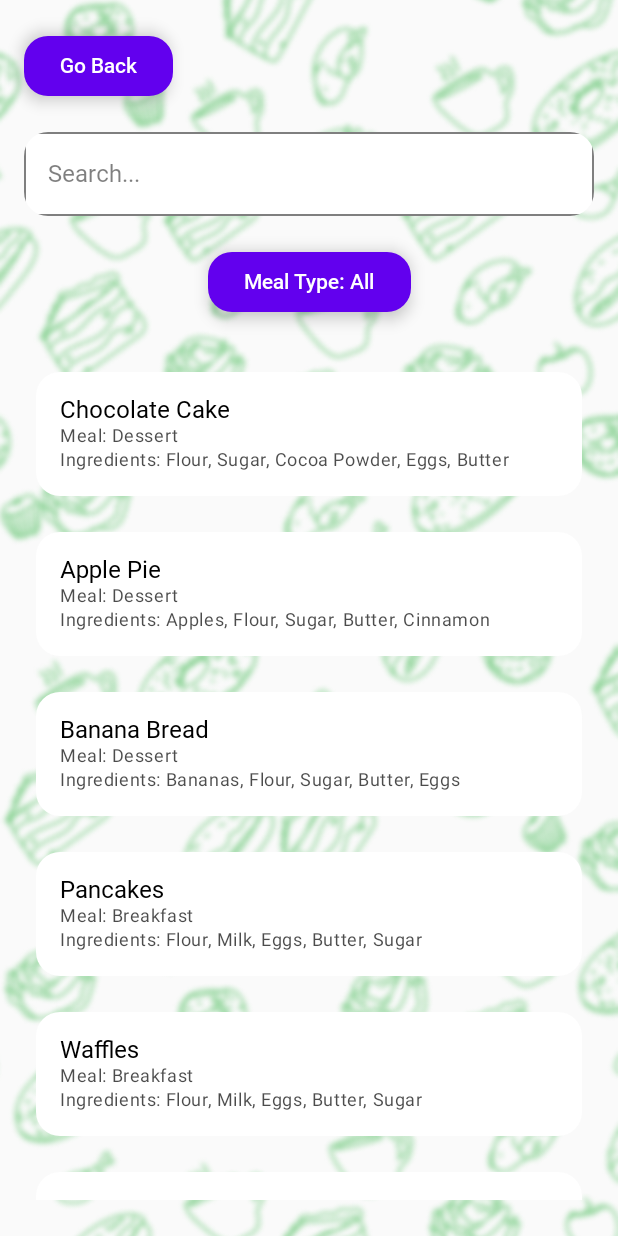
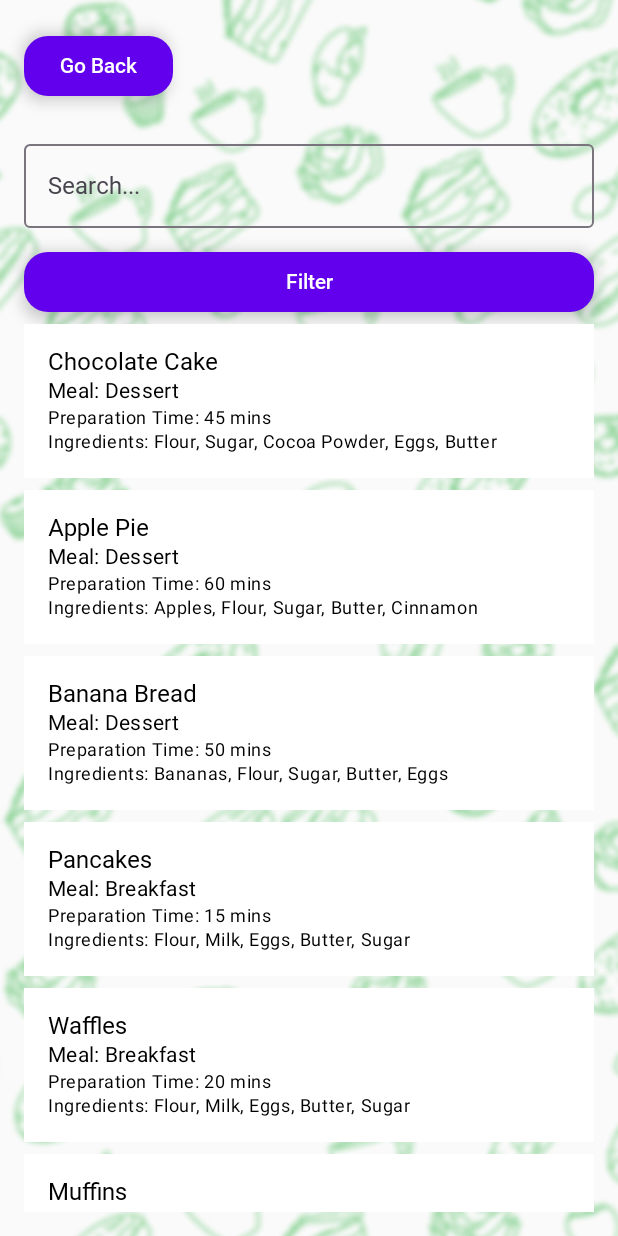
Before and after one commit to Defined0101/mobile, an Android app built with Jetpack Compose: the SearchScreen screen opened through its navigation route, on a phone screen of 412 x 824 dp. Run offline under Robolectric (Android 15) with nearby library versions, the phone set to English and light mode, and no system bars.

Commit message:
fix: changed filter functionality [FRS-76]

```diff
--- a/app/src/main/java/com/defined/mobile/ui/DummyRecipe.kt
+++ b/app/src/main/java/com/defined/mobile/ui/DummyRecipe.kt
@@ -3,5 +3,6 @@ package com.defined.mobile.ui
 data class DummyRecipe (
     val name: String,
     val ingredients: List<String>,
-    val mealType: List<String> // e.g., Breakfast, Lunch, Dinner, Dessert
+    val mealType: List<String>, // e.g., Breakfast, Lunch, Dinner, Dessert
+    val prepTime: Int //minutes
 )
--- a/app/src/main/java/com/defined/mobile/ui/SearchScreen.kt
+++ b/app/src/main/java/com/defined/mobile/ui/SearchScreen.kt
@@ -1,5 +1,6 @@
 package com.defined.mobile.ui
 
+// Your existing imports
 import androidx.compose.foundation.Image
 import androidx.compose.foundation.background
 import androidx.compose.foundation.layout.*
@@ -19,43 +20,46 @@ import com.defined.mobile.ui.theme.StyledButton
 @OptIn(ExperimentalMaterial3Api::class)
 @Composable
 fun SearchScreen(onBackClick: () -> Unit) {
-    // Sample data: List of recipes
+    // Updated list of recipes with preparation time
     val recipes = listOf(
-        DummyRecipe("Chocolate Cake", listOf("Flour", "Sugar", "Cocoa Powder", "Eggs", "Butter"), listOf("Dessert")),
-        DummyRecipe("Apple Pie", listOf("Apples", "Flour", "Sugar", "Butter", "Cinnamon"), listOf("Dessert")),
-        DummyRecipe("Banana Bread", listOf("Bananas", "Flour", "Sugar", "Butter", "Eggs"), listOf("Dessert")),
-        DummyRecipe("Pancakes", listOf("Flour", "Milk", "Eggs", "Butter", "Sugar"), listOf("Breakfast")),
-        DummyRecipe("Waffles", listOf("Flour", "Milk", "Eggs", "Butter", "Sugar"), listOf("Breakfast")),
-        DummyRecipe("Muffins", listOf("Flour", "Sugar", "Butter", "Eggs", "Baking Powder"), listOf("Dessert")),
-        DummyRecipe("Brownies", listOf("Flour", "Sugar", "Cocoa Powder", "Butter", "Eggs"), listOf("Dessert")),
-        DummyRecipe("Cheesecake", listOf("Cream Cheese", "Sugar", "Butter", "Eggs", "Vanilla Extract"), listOf("Dessert")),
-        DummyRecipe("Cookies", listOf("Flour", "Sugar", "Butter", "Eggs", "Chocolate Chips"), listOf("Snack")),
-        DummyRecipe("Lemon Tart", listOf("Flour", "Sugar", "Lemons", "Butter", "Eggs"), listOf("Dessert")),
-        DummyRecipe("BBQ Chicken", listOf("Chicken breasts", "Salt", "BBQ sauce"), listOf("Main Dish", "Dinner", "Lunch"))
+        DummyRecipe("Chocolate Cake", listOf("Flour", "Sugar", "Cocoa Powder", "Eggs", "Butter"), listOf("Dessert"), 45),
+        DummyRecipe("Apple Pie", listOf("Apples", "Flour", "Sugar", "Butter", "Cinnamon"), listOf("Dessert"), 60),
+        DummyRecipe("Banana Bread", listOf("Bananas", "Flour", "Sugar", "Butter", "Eggs"), listOf("Dessert"), 50),
+        DummyRecipe("Pancakes", listOf("Flour", "Milk", "Eggs", "Butter", "Sugar"), listOf("Breakfast"), 15),
+        DummyRecipe("Waffles", listOf("Flour", "Milk", "Eggs", "Butter", "Sugar"), listOf("Breakfast"), 20),
+        DummyRecipe("Muffins", listOf("Flour", "Sugar", "Butter", "Eggs", "Baking Powder"), listOf("Dessert"), 30),
+        DummyRecipe("Brownies", listOf("Flour", "Sugar", "Cocoa Powder", "Butter", "Eggs"), listOf("Dessert"), 35),
+        DummyRecipe("Cheesecake", listOf("Cream Cheese", "Sugar", "Butter", "Eggs", "Vanilla Extract"), listOf("Dessert"), 90),
+        DummyRecipe("Cookies", listOf("Flour", "Sugar", "Butter", "Eggs", "Chocolate Chips"), listOf("Snack"), 25),
+        DummyRecipe("Lemon Tart", listOf("Flour", "Sugar", "Lemons", "Butter", "Eggs"), listOf("Dessert"), 40),
+        DummyRecipe("BBQ Chicken", listOf("Chicken breasts", "Salt", "BBQ sauce"), listOf("Main Dish", "Dinner", "Lunch"), 50)
     )
-
-    // Mutable states to handle search query, meal type filter, and filtered list
+    // States for search query, filters, and expanded views
     var searchQuery by remember { mutableStateOf("") }
     var filteredRecipes by remember { mutableStateOf(recipes) }
-    var selectedMealType by remember { mutableStateOf("All") }
-    val mealTypes = listOf("All", "Breakfast", "Lunch", "Dinner", "Dessert", "Snack")
-    var isDropdownExpanded by remember { mutableStateOf(false) }
+    var isFilterSectionVisible by remember { mutableStateOf(false) }
+    var isMealTypeVisible by remember { mutableStateOf(false) }
+    var isIngredientsVisible by remember { mutableStateOf(false) }
+    var selectedMealTypes by remember { mutableStateOf(mutableSetOf<String>()) }
+    var selectedIngredientFilter by remember { mutableStateOf("Any ingredient") }
 
-    // Function to apply both search and meal type filters
+    val mealTypes = listOf("Breakfast", "Lunch", "Dinner", "Dessert", "Snack")
+    val ingredientFilters = listOf("Only with my ingredients", "Any ingredient")
+
+    // Function to apply filters
     fun applyFilters() {
         filteredRecipes = recipes.filter { recipe ->
-            val matchesSearchQuery = searchQuery.isBlank() || recipe.name.contains(searchQuery, ignoreCase = true) ||
-                    recipe.ingredients.any { it.contains(searchQuery, ignoreCase = true) }
-            val matchesMealType = selectedMealType == "All" || recipe.mealType.contains(selectedMealType)
-            matchesSearchQuery && matchesMealType
+            val matchesSearchQuery = searchQuery.isBlank() || recipe.name.contains(searchQuery, ignoreCase = true)
+            val matchesMealType = selectedMealTypes.isEmpty() || selectedMealTypes.any { it in recipe.mealType }
+            val matchesIngredientFilter = when (selectedIngredientFilter) {
+                "Only with my ingredients" -> recipe.ingredients.containsAll(listOf("Flour", "Sugar")) // Example condition
+                else -> true
+            }
+            matchesSearchQuery && matchesMealType && matchesIngredientFilter
         }
     }
 
-    // Main container with full screen size
-    Box(
-        modifier = Modifier.fillMaxSize()
-    ) {
-        // Background image for consistency with MainPage
+    Box(modifier = Modifier.fillMaxSize()) {
         Image(
             painter = painterResource(id = R.drawable.background_image),
             contentDescription = null,
@@ -63,7 +67,6 @@ fun SearchScreen(onBackClick: () -> Unit) {
             contentScale = ContentScale.Crop
         )
 
-        // Column layout to arrange elements vertically
         Column(
             modifier = Modifier
                 .fillMaxSize()
@@ -71,7 +74,6 @@ fun SearchScreen(onBackClick: () -> Unit) {
             verticalArrangement = Arrangement.Top,
             horizontalAlignment = Alignment.CenterHorizontally
         ) {
-            // "Go Back" button
             StyledButton(
                 text = "Go Back",
                 onClick = onBackClick,
@@ -80,89 +82,112 @@ fun SearchScreen(onBackClick: () -> Unit) {
                     .padding(bottom = 16.dp)
             )
 
-            // Search bar for filtering by name or ingredients
             OutlinedTextField(
                 value = searchQuery,
                 onValueChange = {
                     searchQuery = it
                     applyFilters()
                 },
-                placeholder = {
-                    Text(
-                        text = "Search...",
-                        color = MaterialTheme.colorScheme.onSurface.copy(alpha = 0.5f),
-                        style = MaterialTheme.typography.bodyLarge
-                    )
-                },
+                placeholder = { Text("Search...") },
                 modifier = Modifier
                     .fillMaxWidth()
-                    .clip(MaterialTheme.shapes.medium)
-                    .background(MaterialTheme.colorScheme.surface),
-                colors = TextFieldDefaults.outlinedTextFieldColors(
-                    focusedBorderColor = MaterialTheme.colorScheme.primary,
-                    unfocusedBorderColor = MaterialTheme.colorScheme.onSurface.copy(alpha = 0.5f),
-                    cursorColor = MaterialTheme.colorScheme.primary
-                )
+                    .padding(vertical = 8.dp),
+                colors = TextFieldDefaults.outlinedTextFieldColors()
             )
 
-            Spacer(modifier = Modifier.height(16.dp))
+            // Filter Button
+            StyledButton(
+                text = "Filter",
+                onClick = { isFilterSectionVisible = !isFilterSectionVisible },
+                modifier = Modifier.fillMaxWidth()
+            )
 
-            // Dropdown for meal type selection
-            Box {
-                StyledButton(
-                    text = "Meal Type: $selectedMealType",
-                    onClick = { isDropdownExpanded = true }
-                )
-                DropdownMenu(
-                    expanded = isDropdownExpanded,
-                    onDismissRequest = { isDropdownExpanded = false }
+            // Filter Options
+            if (isFilterSectionVisible) {
+                Column(
+                    modifier = Modifier
+                        .fillMaxWidth()
+                        .padding(vertical = 8.dp)
+                        .background(MaterialTheme.colorScheme.surface)
+                        .padding(16.dp)
                 ) {
-                    mealTypes.forEach { type ->
-                        DropdownMenuItem(
-                            text = { Text(type) },
-                            onClick = {
-                                selectedMealType = type
-                                isDropdownExpanded = false
-                                applyFilters()
+                    // Meal Type Button
+                    StyledButton(
+                        text = "Meal Type",
+                        onClick = {
+                            isMealTypeVisible = !isMealTypeVisible
+                            isIngredientsVisible = false // Close the other section
+                        },
+                        modifier = Modifier.fillMaxWidth()
+                    )
+
+                    if (isMealTypeVisible) {
+                        // Meal Type Filters
+                        Column {
+                            mealTypes.forEach { mealType ->
+                                Row(verticalAlignment = Alignment.CenterVertically) {
+                                    Checkbox(
+                                        checked = selectedMealTypes.contains(mealType),
+                                        onCheckedChange = {
+                                            if (it) selectedMealTypes.add(mealType)
+                                            else selectedMealTypes.remove(mealType)
+                                            applyFilters()
+                                        }
+                                    )
+                                    Text(mealType, style = MaterialTheme.typography.bodyMedium)
+                                }
                             }
-                        )
+                        }
+                    }
+
+                    Spacer(modifier = Modifier.height(16.dp))
+
+                    // Ingredients Button
+                    StyledButton(
+                        text = "Ingredients",
+                        onClick = {
+                            isIngredientsVisible = !isIngredientsVisible
+                            isMealTypeVisible = false // Close the other section
+                        },
+                        modifier = Modifier.fillMaxWidth()
+                    )
+
+                    if (isIngredientsVisible) {
+                        // Ingredient Filters
+                        Column {
+                            ingredientFilters.forEach { option ->
+                                Row(verticalAlignment = Alignment.CenterVertically) {
+                                    RadioButton(
+                                        selected = selectedIngredientFilter == option,
+                                        onClick = {
+                                            selectedIngredientFilter = option
+                                            applyFilters()
+                                        }
+                                    )
+                                    Text(option, style = MaterialTheme.typography.bodyMedium)
+                                }
+                            }
+                        }
                     }
                 }
             }
 
-            Spacer(modifier = Modifier.height(16.dp))
-
-            // Display filtered recipes in a LazyColumn
+            // Recipe List
             LazyColumn(
-                modifier = Modifier
-                    .fillMaxSize()
-                    .padding(vertical = 8.dp),
+                modifier = Modifier.fillMaxSize(),
                 verticalArrangement = Arrangement.spacedBy(8.dp)
-            )  {
+            ) {
                 items(filteredRecipes) { recipe ->
                     Column(
                         modifier = Modifier
                             .fillMaxWidth()
-                            .padding(8.dp)
-                            .clip(MaterialTheme.shapes.medium)
                             .background(MaterialTheme.colorScheme.surface)
                             .padding(16.dp)
                     ) {
-                        Text(
-                            text = recipe.name,
-                            style = MaterialTheme.typography.bodyLarge,
-                            color = MaterialTheme.colorScheme.onSurface
-                        )
-                        Text(
-                            text = "Meal: ${recipe.mealType.joinToString(", ")}",
-                            style = MaterialTheme.typography.bodySmall,
-                            color = MaterialTheme.colorScheme.onSurface.copy(alpha = 0.7f)
-                        )
-                        Text(
-                            text = "Ingredients: ${recipe.ingredients.joinToString(", ")}",
-                            style = MaterialTheme.typography.bodySmall,
-                            color = MaterialTheme.colorScheme.onSurface.copy(alpha = 0.7f)
-                        )
+                        Text(recipe.name, style = MaterialTheme.typography.bodyLarge)
+                        Text("Meal: ${recipe.mealType.joinToString(", ")}", style = MaterialTheme.typography.bodyMedium)
+                        Text("Preparation Time: ${recipe.prepTime} mins", style = MaterialTheme.typography.bodySmall)
+                        Text("Ingredients: ${recipe.ingredients.joinToString(", ")}", style = MaterialTheme.typography.bodySmall)
                     }
                 }
             }
```
